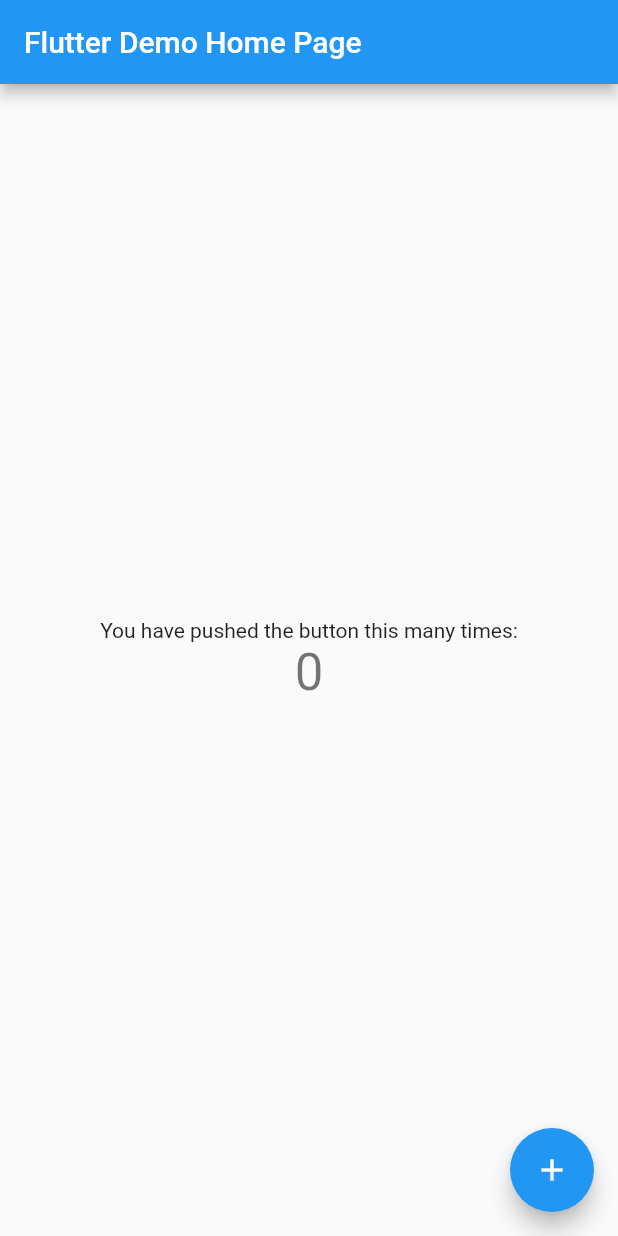
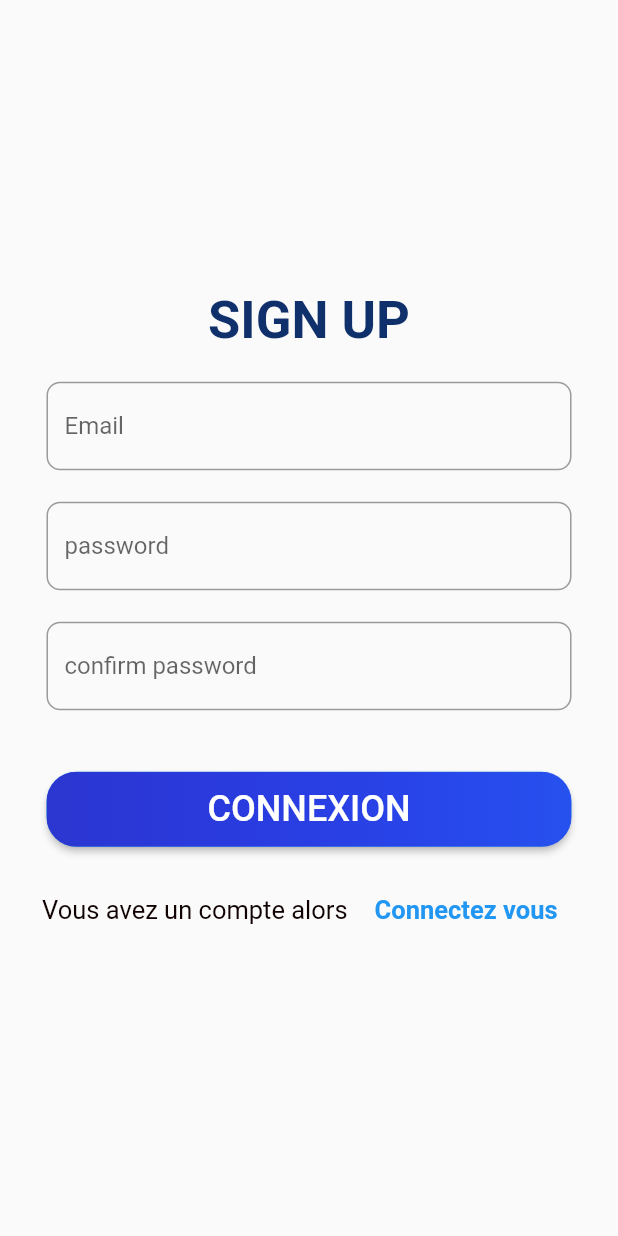
Before and after one commit to Kevinevrad/ChatApp, a Flutter app: the screen it shows after launch, on a phone screen of 412 x 824 dp. Run offline on Flutter 3.47's test engine with Material 2 defaults, Android fonts, the phone set to English and light mode, and no system bars.

Commit message:
j'ai fini martial

```diff
--- /dev/null
+++ b/lib/body.dart
@@ -0,0 +1 @@
+// TODO Implement this library.
--- /dev/null
+++ b/lib/ecrans/login.dart
@@ -0,0 +1,155 @@
+import 'package:flutter/material.dart';
+
+class Login extends StatefulWidget {
+  const Login({super.key});
+
+  @override
+  State<Login> createState() => _LoginState();
+}
+
+class _LoginState extends State<Login> {
+  @override
+  Widget build(BuildContext context) {
+    return Scaffold(
+      body: Container(
+        child: Center(
+          child: SingleChildScrollView(
+            child: Column(
+              children: [
+                Center(
+                  child: Column(
+                    mainAxisAlignment: MainAxisAlignment.start,
+                    children: const [
+                      // ignore: prefer_const_constructor
+                      // ignore: prefer_const_constructors
+
+                      Text(
+                        'SIGN UP',
+                        style: TextStyle(
+                          color: Color.fromARGB(255, 15, 48, 106),
+                          fontSize: 35,
+                          fontWeight: FontWeight.bold,
+                        ),
+                      ),
+                      Padding(
+                        padding: EdgeInsets.all(10),
+                      ),
+                    ],
+                  ),
+                ),
+                Container(
+                  child: SizedBox(
+                      width: 350,
+                      height: 60,
+                      child: TextField(
+                        decoration: InputDecoration(
+                          border: OutlineInputBorder(
+                              borderRadius: BorderRadius.circular(9.0)),
+                          labelText: 'Email',
+                          hintText: 'Email',
+                        ),
+                        autofocus: false,
+                      )),
+                ),
+                const SizedBox(
+                  height: 20,
+                ),
+                Container(
+                  child: SizedBox(
+                      width: 350,
+                      height: 60,
+                      child: TextField(
+                        decoration: InputDecoration(
+                          border: OutlineInputBorder(
+                              borderRadius: BorderRadius.circular(9.0)),
+                          labelText: 'password',
+                          hintText: 'Password',
+                        ),
+                        autofocus: false,
+                      )),
+                ),
+                const SizedBox(
+                  height: 20,
+                ),
+                Container(
+                  child: SizedBox(
+                      width: 350,
+                      height: 60,
+                      child: TextField(
+                        decoration: InputDecoration(
+                          border: OutlineInputBorder(
+                              borderRadius: BorderRadius.circular(9.0)),
+                          labelText: 'confirm password',
+                          hintText: 'confirm Password',
+                        ),
+                        autofocus: false,
+                      )),
+                ),
+                const SizedBox(
+                  height: 20,
+                ),
+                const SizedBox(
+                  height: 20,
+                ),
+                ElevatedButton(
+                  onPressed: () {
+                    /*                Navigator.push(
+                          context,
+                          MaterialPageRoute(
+                              builder: (BuildContext context) => const Pageone())); */
+                  },
+                  style: ElevatedButton.styleFrom(
+                      padding: EdgeInsets.zero,
+                      shape: RoundedRectangleBorder(
+                          borderRadius: BorderRadius.circular(20))),
+                  child: Ink(
+                    decoration: BoxDecoration(
+                        gradient: const LinearGradient(colors: [
+                          Color.fromARGB(255, 44, 55, 208),
+                          Color.fromARGB(126, 44, 11, 234)
+                        ]),
+                        borderRadius: BorderRadius.circular(20)),
+                    child: Container(
+                        width: 350,
+                        height: 50,
+                        alignment: Alignment.center,
+                        child: const Text(
+                          'CONNEXION',
+                          style: TextStyle(
+                            fontSize: 24,
+                          ),
+                        )),
+                  ),
+                ),
+                const Padding(
+                  padding: EdgeInsets.all(09.0),
+                ),
+                Row(
+                  mainAxisAlignment: MainAxisAlignment.center,
+                  children: [
+                    const Text('Vous avez un compte alors',
+                        style: TextStyle(
+                          color: Color.fromARGB(255, 16, 2, 2),
+                          fontSize: 17,
+                        )),
+                    const SizedBox(
+                      width: 10,
+                    ),
+                    TextButton(
+                      child: const Text("Connectez vous ",
+                          style: TextStyle(
+                            fontWeight: FontWeight.bold,
+                            fontSize: 17,
+                          )),
+                      onPressed: () {},
+                    )
+                  ],
+                ),
+              ],
+            ),
+          ),
+        ),
+      ),
+    );
+  }
+}
--- a/lib/main.dart
+++ b/lib/main.dart
@@ -1,4 +1,5 @@
 import 'package:flutter/material.dart';
+import 'ecrans/login.dart';
 
 void main() {
   runApp(const MyApp());
@@ -10,106 +11,9 @@
   // This widget is the root of your application.
   @override
   Widget build(BuildContext context) {
-    return MaterialApp(
-      title: 'Flutter Demo',
-      theme: ThemeData(
-        // This is the theme of your application.
-        //
-        // Try running your application with "flutter run". You'll see the
-        // application has a blue toolbar. Then, without quitting the app, try
-        // changing the primarySwatch below to Colors.green and then invoke
-        // "hot reload" (press "r" in the console where you ran "flutter run",
-        // or simply save your changes to "hot reload" in a Flutter IDE).
-        // Notice that the counter didn't reset back to zero; the application
-        // is not restarted.
-        primarySwatch: Colors.blue,
-      ),
-      home: const MyHomePage(title: 'Flutter Demo Home Page'),
+    return const MaterialApp(
+      debugShowCheckedModeBanner: false,
+      home: Login(),
     );
   }
 }
-
-class MyHomePage extends StatefulWidget {
-  const MyHomePage({super.key, required this.title});
-
-  // This widget is the home page of your application. It is stateful, meaning
-  // that it has a State object (defined below) that contains fields that affect
-  // how it looks.
-
-  // This class is the configuration for the state. It holds the values (in this
-  // case the title) provided by the parent (in this case the App widget) and
-  // used by the build method of the State. Fields in a Widget subclass are
-  // always marked "final".
-
-  final String title;
-
-  @override
-  State<MyHomePage> createState() => _MyHomePageState();
-}
-
-class _MyHomePageState extends State<MyHomePage> {
-  int _counter = 0;
-
-  void _incrementCounter() {
-    setState(() {
-      // This call to setState tells the Flutter framework that something has
-      // changed in this State, which causes it to rerun the build method below
-      // so that the display can reflect the updated values. If we changed
-      // _counter without calling setState(), then the build method would not be
-      // called again, and so nothing would appear to happen.
-      _counter++;
-    });
-  }
-
-  @override
-  Widget build(BuildContext context) {
-    // This method is rerun every time setState is called, for instance as done
-    // by the _incrementCounter method above.
-    //
-    // The Flutter framework has been optimized to make rerunning build methods
-    // fast, so that you can just rebuild anything that needs updating rather
-    // than having to individually change instances of widgets.
-    return Scaffold(
-      appBar: AppBar(
-        // Here we take the value from the MyHomePage object that was created by
-        // the App.build method, and use it to set our appbar title.
-        title: Text(widget.title),
-      ),
-      body: Center(
-        // Center is a layout widget. It takes a single child and positions it
-        // in the middle of the parent.
-        child: Column(
-          // Column is also a layout widget. It takes a list of children and
-          // arranges them vertically. By default, it sizes itself to fit its
-          // children horizontally, and tries to be as tall as its parent.
-          //
-          // Invoke "debug painting" (press "p" in the console, choose the
-          // "Toggle Debug Paint" action from the Flutter Inspector in Android
-          // Studio, or the "Toggle Debug Paint" command in Visual Studio Code)
-          // to see the wireframe for each widget.
-          //
-          // Column has various properties to control how it sizes itself and
-          // how it positions its children. Here we use mainAxisAlignment to
-          // center the children vertically; the main axis here is the vertical
-          // axis because Columns are vertical (the cross axis would be
-          // horizontal).
-          mainAxisAlignment: MainAxisAlignment.center,
-          children: <Widget>[
-            const Text(
-              'You have pushed the button this many times:',
-            ),
-            Text(
-              '$_counter',
-              style: Theme.of(context).textTheme.headline4,
-            ),
-          ],
-        ),
-      ),
-      floatingActionButton: FloatingActionButton(
-        onPressed: _incrementCounter,
-        tooltip: 'Increment',
-        child: const Icon(Icons.add),
-      ), // This trailing comma makes auto-formatting nicer for build methods.
-    );
-  }
-}
--- a/pubspec.yaml
+++ b/pubspec.yaml
@@ -59,7 +59,7 @@
   # the material Icons class.
   uses-material-design: true
   assets:
-    - assets/images/
+      - assets/images/
   # An image asset can refer to one or more resolution-specific "variants", see
   # https://flutter.dev/assets-and-images/#resolution-aware
 
```
